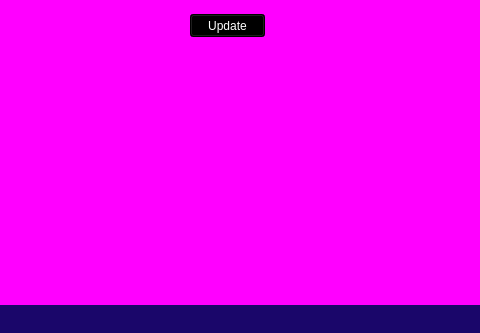
First picture: the form in ml_stock.ui, repository jengkub/ML-stockradar, before the edit; both pictures show x 440 to 920 and y 446 to 779 of the 1118 by 779 pixel window.
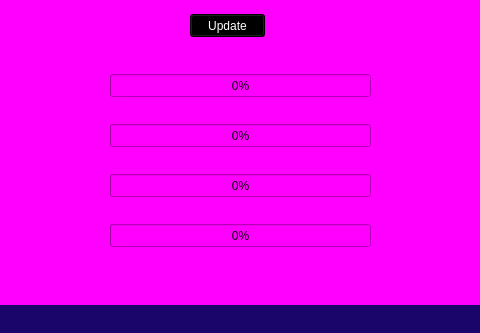
Second picture: the form after the edit.

Patch:
```diff
--- a/ml_stock.ui
+++ b/ml_stock.ui
@@ -364,6 +364,82 @@
             <string>Select update</string>
            </property>
           </widget>
+          <widget class="QProgressBar" name="progressBar">
+           <property name="geometry">
+            <rect>
+             <x>310</x>
+             <y>520</y>
+             <width>261</width>
+             <height>23</height>
+            </rect>
+           </property>
+           <property name="locale">
+            <locale language="English" country="UnitedStates"/>
+           </property>
+           <property name="value">
+            <number>0</number>
+           </property>
+           <property name="alignment">
+            <set>Qt::AlignCenter</set>
+           </property>
+          </widget>
+          <widget class="QProgressBar" name="progressBar_2">
+           <property name="geometry">
+            <rect>
+             <x>310</x>
+             <y>570</y>
+             <width>261</width>
+             <height>23</height>
+            </rect>
+           </property>
+           <property name="locale">
+            <locale language="English" country="UnitedStates"/>
+           </property>
+           <property name="value">
+            <number>0</number>
+           </property>
+           <property name="alignment">
+            <set>Qt::AlignCenter</set>
+           </property>
+          </widget>
+          <widget class="QProgressBar" name="progressBar_3">
+           <property name="geometry">
+            <rect>
+             <x>310</x>
+             <y>620</y>
+             <width>261</width>
+             <height>23</height>
+            </rect>
+           </property>
+           <property name="locale">
+            <locale language="English" country="UnitedStates"/>
+           </property>
+           <property name="value">
+            <number>0</number>
+           </property>
+           <property name="alignment">
+            <set>Qt::AlignCenter</set>
+           </property>
+          </widget>
+          <widget class="QProgressBar" name="progressBar_4">
+           <property name="geometry">
+            <rect>
+             <x>310</x>
+             <y>670</y>
+             <width>261</width>
+             <height>23</height>
+            </rect>
+           </property>
+           <property name="locale">
+            <locale language="English" country="UnitedStates"/>
+           </property>
+           <property name="value">
+            <number>0</number>
+           </property>
+           <property name="alignment">
+            <set>Qt::AlignCenter</set>
+           </property>
+          </widget>
          </widget>
         </widget>
        </widget>
```
